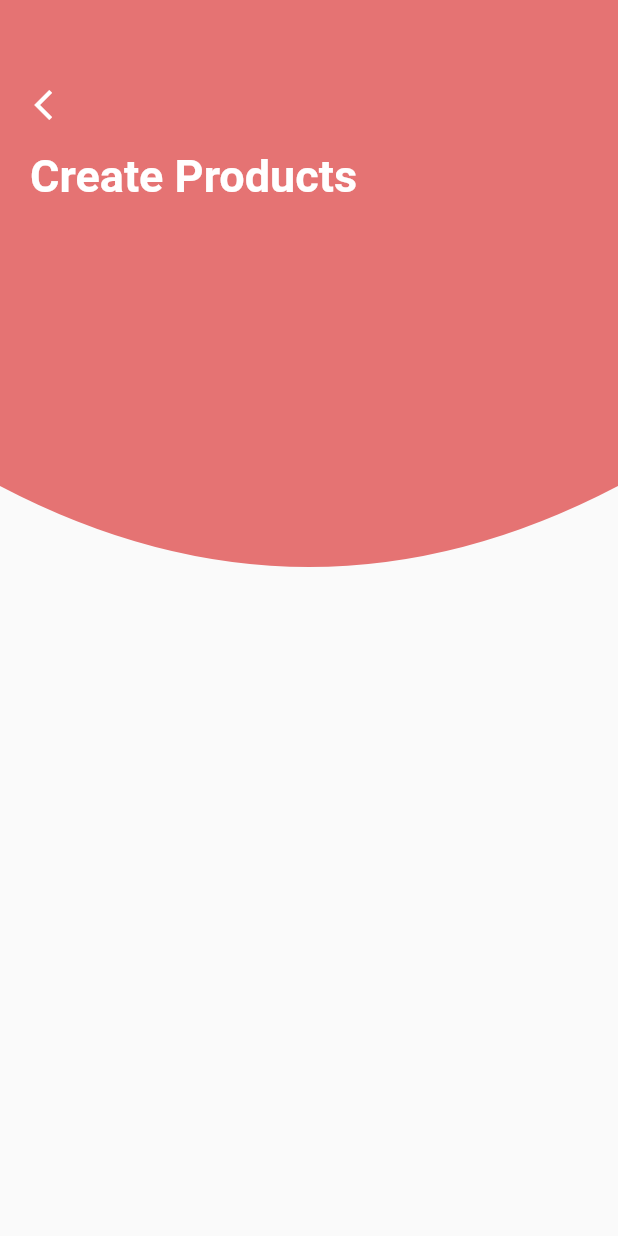
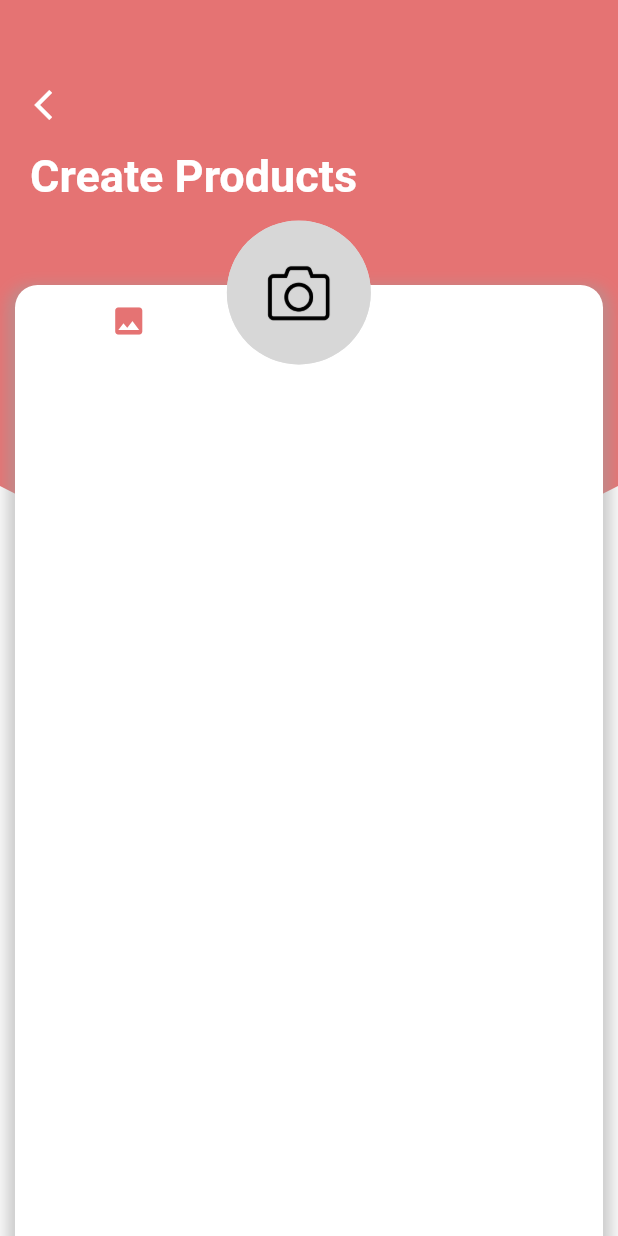
Before and after one commit to PereiraCC/flutter-agent-management, a Flutter app: the ProductsOptionsScreen screen opened by its route, on a phone screen of 412 x 824 dp. Run offline on Flutter 3.47's test engine with Material 2 defaults, Android fonts, the phone set to English and light mode, and no system bars; our stand-ins replace flutter_secure_storage, flutter_signin_button, google_sign_in, image_picker, sqflite; missing offline and left inert: mime_type; accounts and stored records are empty.

Commit message:
body_product.dart: added

```diff
--- a/lib/screens/products_options_screen.dart
+++ b/lib/screens/products_options_screen.dart
@@ -7,8 +7,6 @@ class ProductsOptionsScreen extends StatelessWidget {
   @override
   Widget build(BuildContext context) {
 
-    // final productProvider = Provider.of<ProductProvider>(context);
-
     return Scaffold(
       body: SingleChildScrollView(
         physics: BouncingScrollPhysics(),
@@ -17,6 +15,8 @@ class ProductsOptionsScreen extends StatelessWidget {
 
             HeaderCreate(category: TypeCategory.Products),
 
+            BodyProduct(),
+
           ],
         ),
       )
--- /dev/null
+++ b/lib/widgets/body_product.dart
@@ -0,0 +1,60 @@
+part of 'widgets.dart';
+
+
+class BodyProduct extends StatelessWidget {
+
+  @override
+  Widget build(BuildContext context) {
+
+    final productProvider = Provider.of<ProductProvider>(context);
+
+    return Stack(
+      children: [
+
+        BoxBackgroundBody(height: 800),
+
+        _ProductCircleImage(),
+
+        PictureButton(category: TypeCategory.Products),
+
+        Container(
+          child: (productProvider.isUpdating )
+                  ? DeleteButton(
+                    category: TypeCategory.Products,
+                    name: '${productProvider.product.title}'
+                  )
+                  : Container(),
+        ),
+
+        // _Content(agentProvider: agentProvider)
+
+      ]
+    );
+  }
+}
+
+class _ProductCircleImage extends StatelessWidget {
+
+  @override
+  Widget build(BuildContext context) {
+
+    final agentPro = Provider.of<AgentManamegentProvider>(context);
+    final widthScreen = MediaQuery.of(context).size.width;
+
+    return Container(
+      margin: EdgeInsets.only(top: 140, left: widthScreen * 0.35),
+      child: (!agentPro.isChangePhoto) ? ImageAgent(
+        wid: 100,
+        hei: 100,
+        networkImage: (agentPro.updating)
+                      ? (agentPro.agent.profileImage == 'no-image') ? false : true
+                      : false,
+        urlImage: (agentPro.updating)
+                    ? (agentPro.agent.profileImage != 'no-image')
+                          ? agentPro.agent.profileImage ?? 'assets/no-image.jpg'
+                          : 'assets/no-image.jpg'
+                    : 'assets/no-image.jpg',
+      ) : UploadImage(photo: agentPro.photo)
+    );
+  }
+}
```
